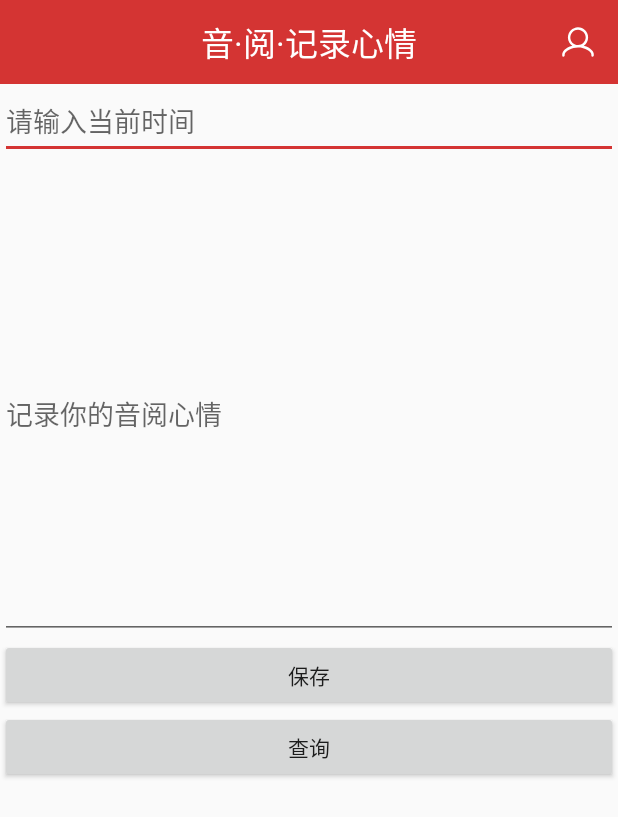
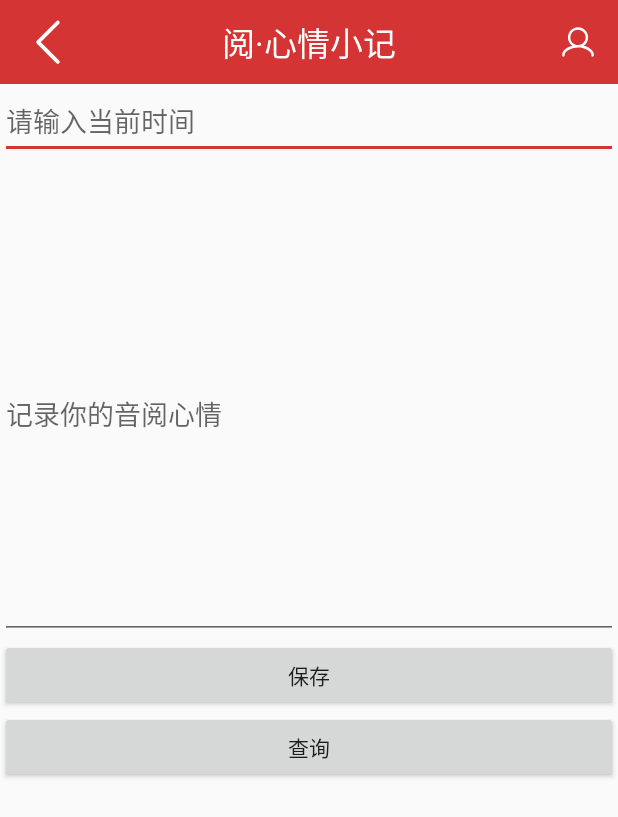
Before and after one commit to zhangtangqm/YinYue, an Android app: the AddRecordActivity screen opened directly, with no data from a screen before it, on a phone screen of 412 x 824 dp. Shown: the top 817 px of the screen. Run offline under Robolectric (Android 15) with nearby library versions, the phone set to English and light mode, and no system bars; libraries missing offline, so code that uses them is left out: io.realm.

Commit message:
心情记录的页面设计和写入数据库功能实现，查询心情记录并且用listView输出

```diff
--- a/app/src/main/java/cn/edu/swufe/yinyue/MainActivity.java
+++ b/app/src/main/java/cn/edu/swufe/yinyue/MainActivity.java
@@ -40,4 +40,8 @@ public class MainActivity extends BaseAcitivity {
         Intent intent=new Intent(this,ReadActivity.class);
         startActivity(intent);
     }
+    public void onImageBClick(View  v){
+        Intent intent=new Intent(this,AddRecordActivity.class);
+        startActivity(intent);
+    }
 }
--- a/app/src/main/java/cn/edu/swufe/yinyue/activities/AddRecordActivity.java
+++ b/app/src/main/java/cn/edu/swufe/yinyue/activities/AddRecordActivity.java
@@ -14,7 +14,7 @@ import io.realm.Realm;
 public class AddRecordActivity extends BaseAcitivity {
     private Realm mRealm;
     private EditText mAddTimeEditText,mAddRecordEdiText;
-    public String TAG="HHHHH";
+    public String TAG="AddRecordActivity";
     @Override
     protected void onCreate(Bundle savedInstanceState) {
         super.onCreate(savedInstanceState);
@@ -23,7 +23,7 @@ public class AddRecordActivity extends BaseAcitivity {
     }
     private void initView() {
 
-        initNavBar(false, "音·阅·记录心情", true);//表示后退按钮不显示，title显示登录，“我”不显示
+        initNavBar(true, "阅·心情小记", true);//表示后退按钮不显示，title显示登录，“我”不显示
 
 
     }
@@ -31,7 +31,7 @@ public class AddRecordActivity extends BaseAcitivity {
         mAddRecordEdiText=(EditText)findViewById(R.id.addRecordEditText);
         mAddTimeEditText=(EditText)findViewById(R.id.addTimeEditText);
         String addTime=mAddTimeEditText.getText().toString();
-        String addRecord=mAddTimeEditText.getText().toString();
+        String addRecord= mAddRecordEdiText.getText().toString();
 
         RecordUtils.addRecord(this,addTime,addRecord);
         // onBackPressed();
--- a/app/src/main/res/layout/activity_main.xml
+++ b/app/src/main/res/layout/activity_main.xml
@@ -37,6 +37,7 @@
             android:layout_height="140dp"
             android:src="@mipmap/picture_xinqing"
             android:id="@+id/write"
+            android:onClick="onImageBClick"
             />
         <TextView
             android:layout_width="190dp"
```
